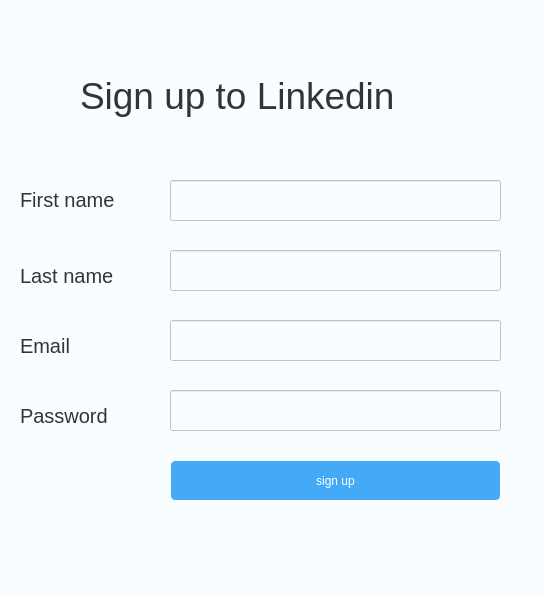
mersadcam/db_linkedin_uni, file Main project/signup/signup.ui: the form before one commit.
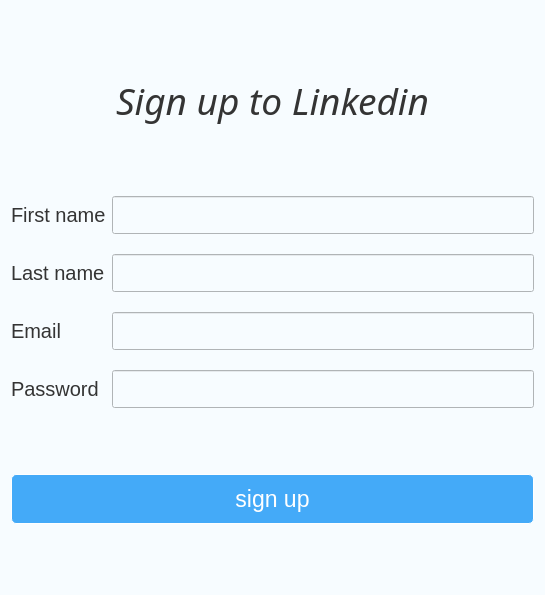
The form after the commit.

```diff
--- a/Main project/signup/signup.ui
+++ b/Main project/signup/signup.ui
@@ -14,18 +14,19 @@
    <string>Dialog</string>
   </property>
   <property name="styleSheet">
-   <string notr="true">background:rgba(248, 253, 255, 206);
+   <string notr="true">background:rgb(247, 252, 255);
 color:rgb(1, 31, 54);
 </string>
   </property>
+  <layout class="QVBoxLayout" name="verticalLayout" stretch="3,4,1,2,1">
+   <item>
   <widget class="QLabel" name="label_signup">
-   <property name="geometry">
-    <rect>
-     <x>80</x>
-     <y>50</y>
-     <width>401</width>
-     <height>91</height>
-    </rect>
+     <property name="font">
+      <font>
+       <family>Fira Sans</family>
+       <pointsize>28</pointsize>
+       <italic>true</italic>
+      </font>
    </property>
    <property name="styleSheet">
     <string notr="true">color:rgb(52,52,52);font-size:28pt</string>
@@ -33,16 +34,44 @@
    <property name="text">
     <string>Sign up to Linkedin</string>
    </property>
-  </widget>
+     <property name="alignment">
+      <set>Qt::AlignCenter</set>
+     </property>
+    </widget>
+   </item>
+   <item>
+    <layout class="QGridLayout" name="gridLayout">
+     <property name="topMargin">
+      <number>0</number>
+     </property>
+     <property name="verticalSpacing">
+      <number>20</number>
+     </property>
+     <item row="0" column="1">
+      <widget class="QLineEdit" name="firstname_lineEdit">
+       <property name="minimumSize">
+        <size>
+         <width>0</width>
+         <height>38</height>
+        </size>
+       </property>
+       <property name="styleSheet">
+        <string notr="true">font-size:14pt;color:rgb(52, 52, 52)</string>
+       </property>
+      </widget>
+     </item>
+     <item row="3" column="0">
+      <widget class="QLabel" name="label_password">
+       <property name="styleSheet">
+        <string notr="true">font-size:15pt ;color:rgb(52, 52, 52)</string>
+       </property>
+       <property name="text">
+        <string>Password</string>
+       </property>
+      </widget>
+     </item>
+     <item row="0" column="0">
   <widget class="QLabel" name="label_firstname">
-   <property name="geometry">
-    <rect>
-     <x>20</x>
-     <y>190</y>
-     <width>131</width>
-     <height>20</height>
-    </rect>
-   </property>
    <property name="styleSheet">
     <string notr="true">font-size:15pt ;color:rgb(52, 52, 52)</string>
    </property>
@@ -50,28 +79,9 @@
     <string>First name</string>
    </property>
   </widget>
-  <widget class="QLineEdit" name="Firstname">
-   <property name="geometry">
-    <rect>
-     <x>170</x>
-     <y>180</y>
-     <width>331</width>
-     <height>41</height>
-    </rect>
-   </property>
-   <property name="styleSheet">
-    <string notr="true">font-size:14pt;color:rgb(52, 52, 52)</string>
-   </property>
-  </widget>
+     </item>
+     <item row="1" column="0">
   <widget class="QLabel" name="label_lastname">
-   <property name="geometry">
-    <rect>
-     <x>20</x>
-     <y>260</y>
-     <width>131</width>
-     <height>31</height>
-    </rect>
-   </property>
    <property name="styleSheet">
     <string notr="true">font-size:15pt ;color:rgb(52, 52, 52)</string>
    </property>
@@ -79,27 +89,83 @@
     <string>Last name</string>
    </property>
   </widget>
-  <widget class="QLineEdit" name="Lastname">
-   <property name="geometry">
-    <rect>
-     <x>170</x>
-     <y>250</y>
-     <width>331</width>
-     <height>41</height>
-    </rect>
+     </item>
+     <item row="2" column="1">
+      <widget class="QLineEdit" name="email_lineEdit">
+       <property name="minimumSize">
+        <size>
+         <width>0</width>
+         <height>38</height>
+        </size>
    </property>
    <property name="styleSheet">
     <string notr="true">font-size:14pt;color:rgb(52, 52, 52)</string>
    </property>
   </widget>
-  <widget class="QPushButton" name="signupbutton">
-   <property name="geometry">
-    <rect>
-     <x>170</x>
-     <y>460</y>
-     <width>331</width>
-     <height>41</height>
-    </rect>
+     </item>
+     <item row="2" column="0">
+      <widget class="QLabel" name="label_email">
+       <property name="styleSheet">
+        <string notr="true">font-size:15pt ;color:rgb(52, 52, 52)</string>
+       </property>
+       <property name="text">
+        <string>Email</string>
+       </property>
+      </widget>
+     </item>
+     <item row="1" column="1">
+      <widget class="QLineEdit" name="lastname_lineEdit">
+       <property name="minimumSize">
+        <size>
+         <width>0</width>
+         <height>38</height>
+        </size>
+       </property>
+       <property name="styleSheet">
+        <string notr="true">font-size:14pt;color:rgb(52, 52, 52)</string>
+       </property>
+      </widget>
+     </item>
+     <item row="3" column="1">
+      <widget class="QLineEdit" name="password_lineEdit">
+       <property name="minimumSize">
+        <size>
+         <width>0</width>
+         <height>38</height>
+        </size>
+       </property>
+       <property name="styleSheet">
+        <string notr="true">font-size:14pt;color:rgb(52, 52, 52)</string>
+       </property>
+      </widget>
+     </item>
+    </layout>
+   </item>
+   <item>
+    <spacer name="verticalSpacer">
+     <property name="orientation">
+      <enum>Qt::Vertical</enum>
+     </property>
+     <property name="sizeHint" stdset="0">
+      <size>
+       <width>20</width>
+       <height>339</height>
+      </size>
+     </property>
+    </spacer>
+   </item>
+   <item>
+    <widget class="QPushButton" name="signup_pushButton">
+     <property name="minimumSize">
+      <size>
+       <width>0</width>
+       <height>50</height>
+      </size>
+     </property>
+     <property name="font">
+      <font>
+       <pointsize>17</pointsize>
+      </font>
    </property>
    <property name="styleSheet">
     <string notr="true">QPushButton{
@@ -120,64 +186,21 @@
     <string>sign up</string>
    </property>
   </widget>
-  <widget class="QLineEdit" name="Email">
-   <property name="geometry">
-    <rect>
-     <x>170</x>
-     <y>320</y>
-     <width>331</width>
-     <height>41</height>
-    </rect>
-   </property>
-   <property name="styleSheet">
-    <string notr="true">font-size:14pt;color:rgb(52, 52, 52)</string>
-   </property>
-  </widget>
-  <widget class="QLabel" name="label_email">
-   <property name="geometry">
-    <rect>
-     <x>20</x>
-     <y>330</y>
-     <width>121</width>
-     <height>31</height>
-    </rect>
-   </property>
-   <property name="styleSheet">
-    <string notr="true">font-size:15pt ;color:rgb(52, 52, 52)</string>
-   </property>
-   <property name="text">
-    <string>Email</string>
-   </property>
-  </widget>
-  <widget class="QLineEdit" name="password">
-   <property name="geometry">
-    <rect>
-     <x>170</x>
-     <y>390</y>
-     <width>331</width>
-     <height>41</height>
-    </rect>
-   </property>
-   <property name="styleSheet">
-    <string notr="true">font-size:14pt;color:rgb(52, 52, 52)</string>
-   </property>
-  </widget>
-  <widget class="QLabel" name="label_password">
-   <property name="geometry">
-    <rect>
-     <x>20</x>
-     <y>400</y>
-     <width>121</width>
-     <height>31</height>
-    </rect>
-   </property>
-   <property name="styleSheet">
-    <string notr="true">font-size:15pt ;color:rgb(52, 52, 52)</string>
-   </property>
-   <property name="text">
-    <string>Password</string>
-   </property>
-  </widget>
+   </item>
+   <item>
+    <spacer name="verticalSpacer_2">
+     <property name="orientation">
+      <enum>Qt::Vertical</enum>
+     </property>
+     <property name="sizeHint" stdset="0">
+      <size>
+       <width>20</width>
+       <height>40</height>
+      </size>
+     </property>
+    </spacer>
+   </item>
+  </layout>
  </widget>
  <resources/>
  <connections/>
```
Lines whose indentation alone changed are shown as unchanged.
